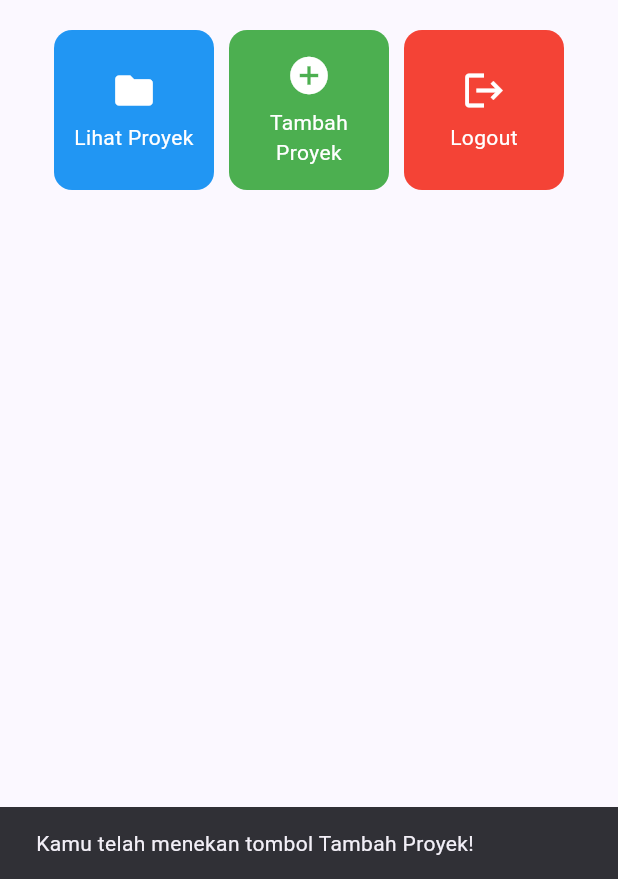
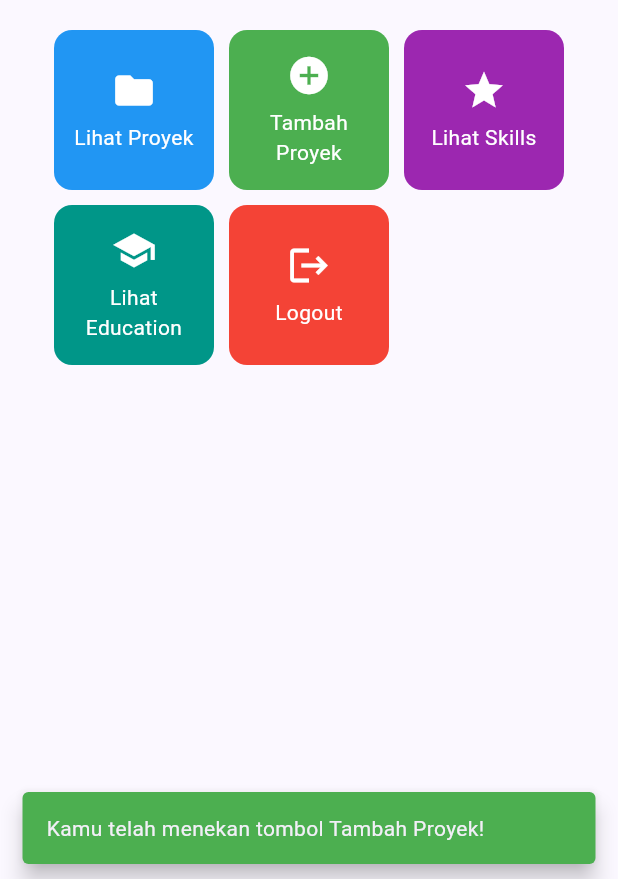
Before and after one commit to Naur4h/myportofolio_mobile, a Flutter app: the screen it shows after launch, after a tap on "Tambah Proyek", on a phone screen of 412 x 824 dp, the part 357-1236 px from its top. Run offline on Flutter 3.47's test engine with Material 3 defaults, Android fonts, the phone set to English and light mode, and no system bars.

Commit message:
feat: tambah tombol Lihat Skills dan Lihat Education

```diff
--- a/lib/menu.dart
+++ b/lib/menu.dart
@@ -10,6 +10,8 @@ class MyHomePage extends StatelessWidget {
   final List<ItemHomepage> items = [
     ItemHomepage("Lihat Proyek", Icons.folder, Colors.blue),
     ItemHomepage("Tambah Proyek", Icons.add_circle, Colors.green),
+    ItemHomepage("Lihat Skills", Icons.star, Colors.purple),
+    ItemHomepage("Lihat Education", Icons.school, Colors.teal),
     ItemHomepage("Logout", Icons.logout, Colors.red),
   ];
    @override
@@ -148,7 +150,11 @@ class ItemCard extends StatelessWidget {
           ScaffoldMessenger.of(context)
             ..hideCurrentSnackBar()
             ..showSnackBar(
-              SnackBar(content: Text("Kamu telah menekan tombol ${item.name}!"))
+              SnackBar(
+                content: Text("Kamu telah menekan tombol ${item.name}!"),
+                backgroundColor: item.color,
+                behavior: SnackBarBehavior.floating,
+              )
             );
         },
         child: Container(
```
